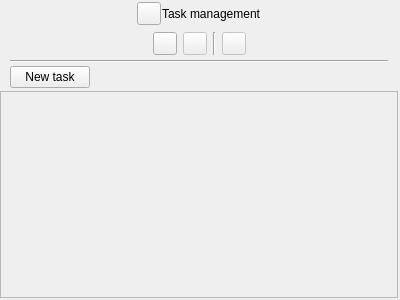
Qt form ui/board_view.ui (zkovari/plotlyst) before a commit.
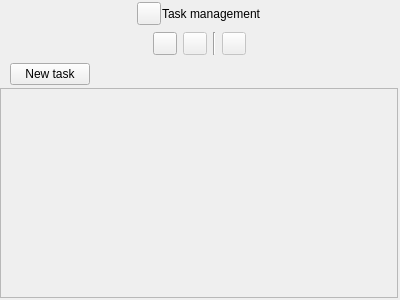
The same form after that commit.

Commit message: Hide management topbar buttons, closes #1208

```diff
--- a/ui/board_view.ui
+++ b/ui/board_view.ui
@@ -214,13 +214,6 @@
       <property name="bottomMargin">
        <number>0</number>
       </property>
-      <item>
-       <widget class="Line" name="line">
-        <property name="orientation">
-         <enum>Qt::Horizontal</enum>
-        </property>
-       </widget>
-      </item>
      </layout>
     </widget>
    </item>
@@ -290,7 +283,7 @@
         <x>0</x>
         <y>0</y>
         <width>396</width>
-        <height>205</height>
+        <height>208</height>
        </rect>
       </property>
       <layout class="QVBoxLayout" name="verticalLayout_2">
```
Left out of the diff: 2 changed lines with no effect on the pictures. The commit also changes 1 other file.
